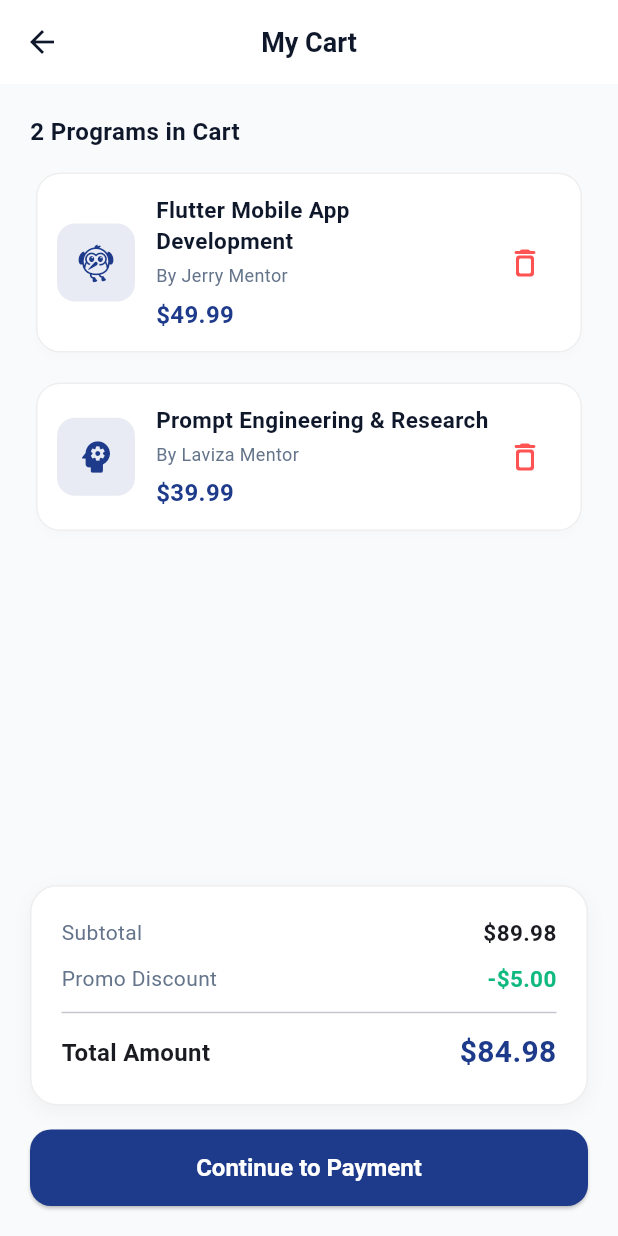
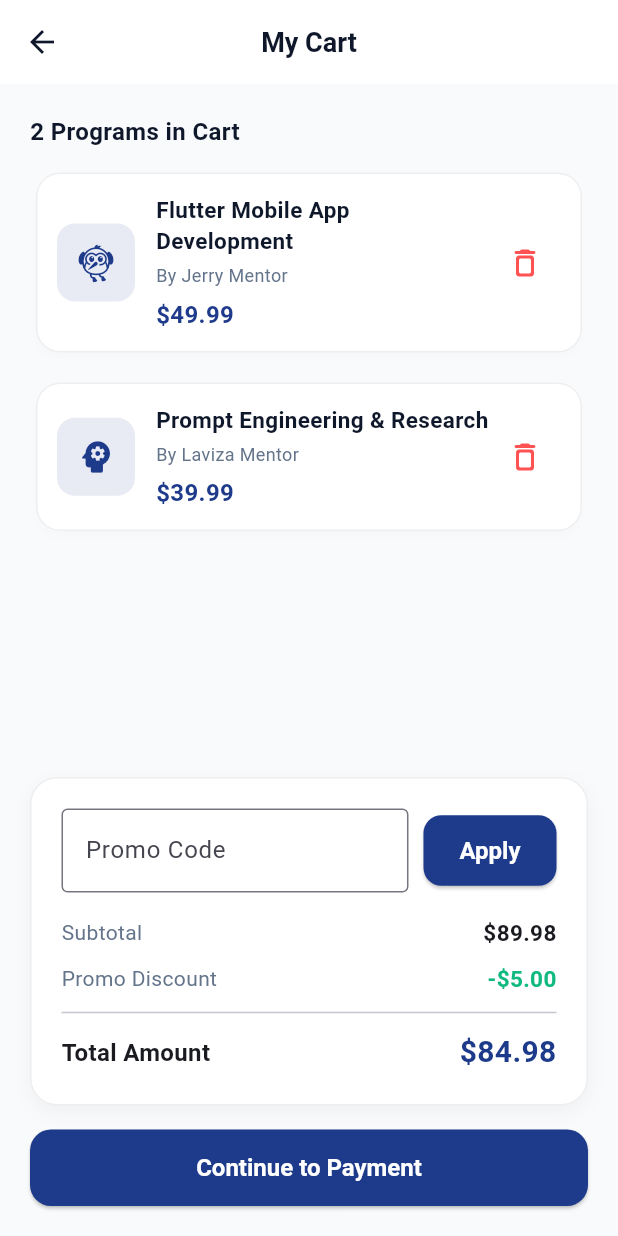
Before and after one commit to irtazaad328/ED-TECH_App, a Flutter app: the CartScreen screen opened by its route, on a phone screen of 412 x 824 dp. Run offline on Flutter 3.47's test engine with Material 3 defaults, Android fonts, the phone set to English and light mode, and no system bars.

Commit message:
Add cart promo code and payment receipt

```diff
--- a/flutterdemo/lib/screens/learner/cart_screen.dart
+++ b/flutterdemo/lib/screens/learner/cart_screen.dart
@@ -12,6 +12,10 @@ class CartScreen extends StatefulWidget {
 }
 
 class _CartScreenState extends State<CartScreen> {
+  final TextEditingController _promoController =
+TextEditingController();
+
+bool _isPromoApplied = false;
   // Sample Cart Items
   final List<Map<String, dynamic>> _cartItems = [
     {
@@ -34,8 +38,10 @@ class _CartScreenState extends State<CartScreen> {
       _cartItems.fold(0.0, (sum, item) => sum + (item['price'] as double));
 
   double get _discount => _cartItems.isEmpty ? 0.0 : 5.00;
-
-  double get _total => (_subtotal - _discount).clamp(0.0, double.infinity);
+  double get _promoDiscount => _isPromoApplied ? _subtotal * 0.10 : 0.0;
+  double get _total =>
+                       (_subtotal - _discount - _promoDiscount)
+.clamp(0.0, double.infinity);
 
   void _removeItem(int index) {
     setState(() {
@@ -48,7 +54,28 @@ class _CartScreenState extends State<CartScreen> {
       ),
     );
   }
+void _applyPromoCode() {
+final code = _promoController.text.trim().toUpperCase();
 
+setState(() {
+_isPromoApplied = code == 'EXCELERATE10';
+});
+
+ScaffoldMessenger.of(context).showSnackBar(
+SnackBar(
+content: Text(
+_isPromoApplied
+? 'Promo code applied! 10% discount added.'
+: 'Invalid promo code',
+),
+),
+);
+}
+@override
+void dispose() {
+_promoController.dispose();
+super.dispose();
+}
   @override
   Widget build(BuildContext context) {
     return Scaffold(
@@ -77,7 +104,7 @@ class _CartScreenState extends State<CartScreen> {
                   Expanded(
                     child: ListView.separated(
                       itemCount: _cartItems.length,
-                      separatorBuilder: (_, __) => const SizedBox(height: 12),
+                      separatorBuilder: (_, _) => const SizedBox(height: 12),
                       itemBuilder: (context, index) {
                         final item = _cartItems[index];
                         return Card(
@@ -160,7 +187,7 @@ class _CartScreenState extends State<CartScreen> {
                       border: Border.all(color: Colors.grey.shade200),
                       boxShadow: [
                         BoxShadow(
-                          color: Colors.black.withOpacity(0.04),
+                          color: Colors.black.withValues(alpha: 0.04),
                           blurRadius: 10,
                           offset: const Offset(0, 4),
                         ),
@@ -168,6 +195,29 @@ class _CartScreenState extends State<CartScreen> {
                     ),
                     child: Column(
                       children: [
+                        Padding(
+padding: const EdgeInsets.only(bottom: 16),
+child: Row(
+children: [
+Expanded(
+child: TextField(
+controller: _promoController,
+decoration: const InputDecoration(
+labelText: 'Promo Code',
+hintText: 'Enter coupon code',
+border: OutlineInputBorder(),
+),
+),
+),
+const SizedBox(width: 10),
+ElevatedButton(
+onPressed: _applyPromoCode,
+child: const Text('Apply'),
+),
+],
+),
+),
+
                         Row(
                           mainAxisAlignment: MainAxisAlignment.spaceBetween,
                           children: [
--- a/flutterdemo/lib/screens/learner/payment_screen.dart
+++ b/flutterdemo/lib/screens/learner/payment_screen.dart
@@ -67,7 +67,6 @@ class _PaymentScreenState extends State<PaymentScreen> {
 
     // Simulate payment gateway authorization delay
     await Future.delayed(const Duration(milliseconds: 1200));
-
     if (!mounted) return;
     setState(() => _isProcessing = false);
 
```
Also changed, not shown: 1 other file.
